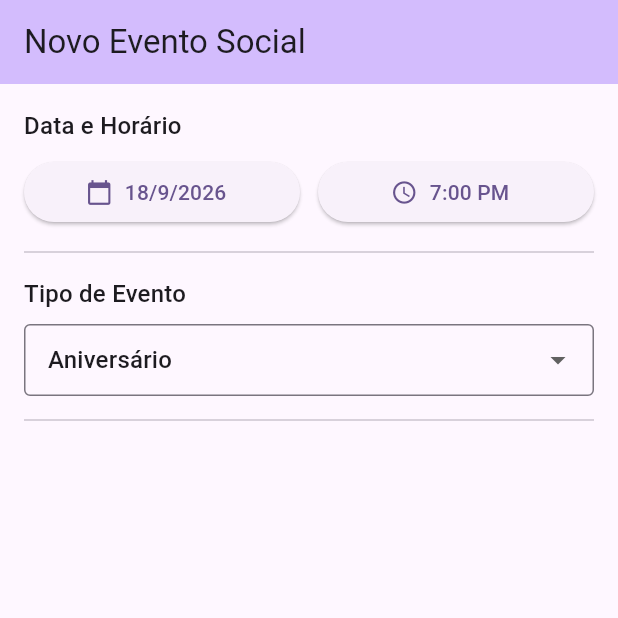
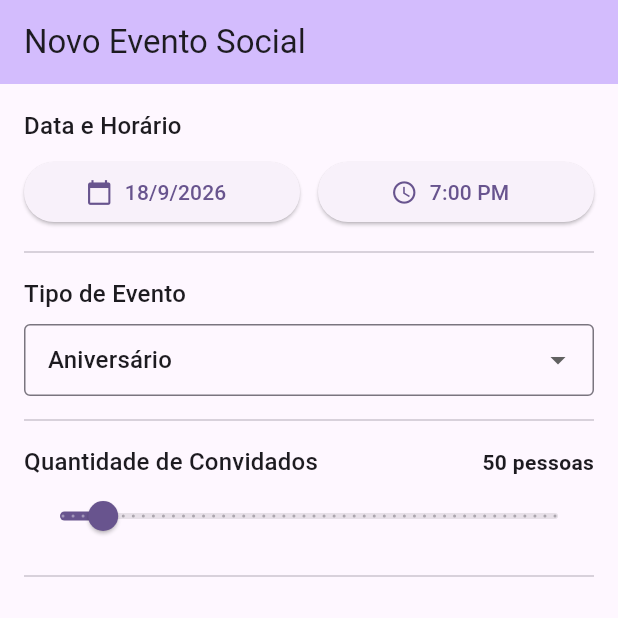
Before and after one commit to lelealsousa/projeto51, a Flutter app: the screen it shows after launch, on a phone screen of 412 x 824 dp, the top half of it. Run offline on Flutter 3.47's test engine with Material 3 defaults, Android fonts, the light colour scheme and no system bars.

Commit message:
Implementado Slider em quantidade de convidados

```diff
--- a/lib/main.dart
+++ b/lib/main.dart
@@ -37,9 +37,12 @@ class _AgendamentoEventoTelaState extends State<AgendamentoEventoTela> {
   static final DateTime _dataPadrao = DateTime.now();
   static const TimeOfDay _horarioPadrao = TimeOfDay(hour: 19, minute: 0);
   static const String _tipoPadrao = 'Aniversário';
+  static const double _convidadosPadrao = 50.0;
+
   late DateTime _dataSelecionada;
   late TimeOfDay _horarioSelecionado;
   late String _tipoEventoSelecionado;
+  late double _quantidadeConvidados;
 
   @override
   void initState() {
@@ -53,6 +56,7 @@ class _AgendamentoEventoTelaState extends State<AgendamentoEventoTela> {
       _dataSelecionada = _dataPadrao;
       _horarioSelecionado = _horarioPadrao;
       _tipoEventoSelecionado = _tipoPadrao;
+      _quantidadeConvidados = _convidadosPadrao;
           });
           print('[DEBUG] Formulario resetado para os valores padrao.');
 
@@ -66,6 +70,7 @@ class _AgendamentoEventoTelaState extends State<AgendamentoEventoTela> {
        );
        print('Horário: ${_horarioSelecionado.format(context)}');
        print('Tipo de Evento: $_tipoEventoSelecionado');
+       print( 'Estimativa de Covidados: ${_quantidadeConvidados.round()}');
        print('====================================');
 
        ScaffoldMessenger.of(context).showSnackBar(
@@ -181,7 +186,39 @@ DropdownButtonFormField<String>(
 ),
 const Divider(height: 32),
 
+Row(
+  mainAxisAlignment: MainAxisAlignment.spaceBetween,
+  children: [
+    Text(
+      'Quantidade de Convidados',
+      style: Theme.of(context).textTheme.titleMedium,
+    ),
+    Text(
+      '${_quantidadeConvidados.round()} pessoas',
+      style: const TextStyle(fontWeight: FontWeight.bold),
+    ),
+  ],
+), // Row
+Slider(
+  value: _quantidadeConvidados,
+  min: 10,
+  max: 500,
+  divisions: 49,
+  label: _quantidadeConvidados.round().toString(),
+  onChanged: (novoValor) {
+    setState(() {
+      _quantidadeConvidados = novoValor;
+    });
+    print(
+      '[DEBUG - Slider] Quantidade de convidados: ${novoValor.round()}',
+    );
+  },
+), // Slider
+const Divider(height: 32),
 ],
+
+
+
 
 ),
 
```
